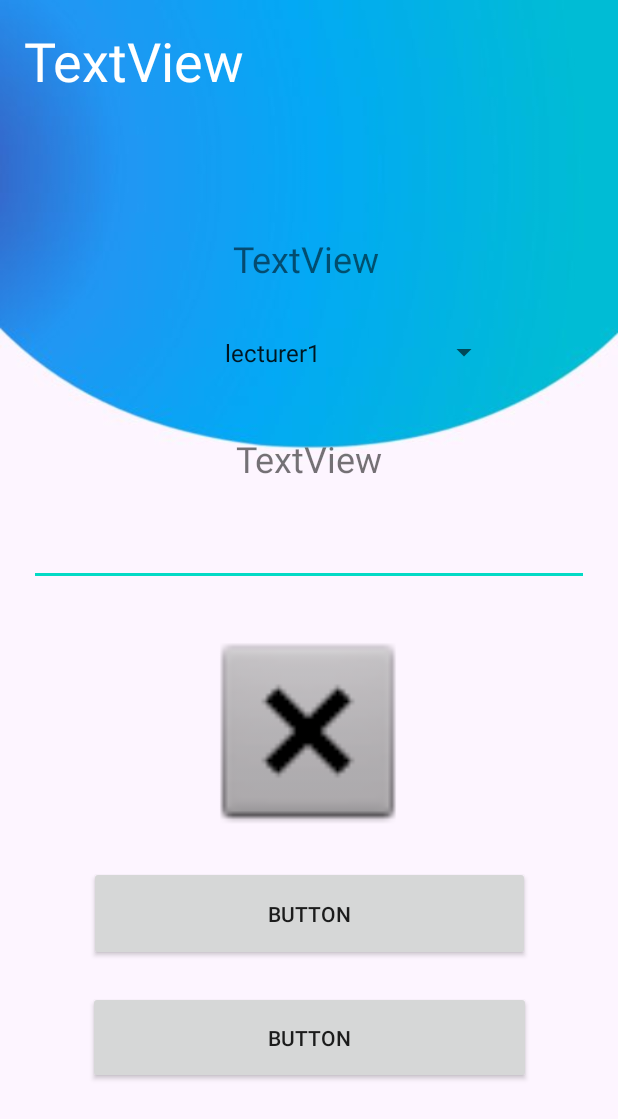
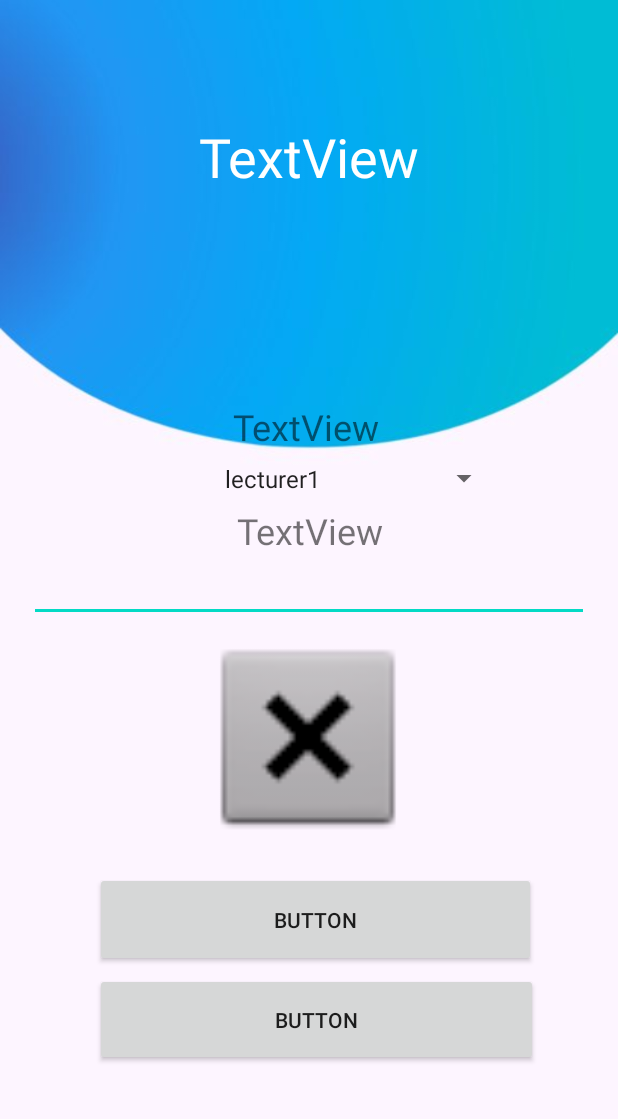
Before and after one commit to drex7001/MAD_app, an Android app: the layout activity_contact__lecturer__interface__raz.xml on its own in the app's theme, with its tools: preview values and no code run, on a phone screen of 412 x 824 dp. Shown: the top 1119 px of the screen. Run offline under Robolectric (Android 15) with nearby library versions, the phone set to English and light mode, and no system bars.

Commit message:
Merge branch 'master' of C:\Users\user\AndroidStudioProjects\MAD_app with conflicts.

```diff
--- a/app/src/main/res/layout/activity_contact__lecturer__interface__raz.xml
+++ b/app/src/main/res/layout/activity_contact__lecturer__interface__raz.xml
@@ -11,21 +11,22 @@
         android:id="@+id/Contact_Lecturer_HeaderTV"
         android:layout_width="286dp"
         android:layout_height="126dp"
-        android:layout_marginStart="16dp"
         android:elevation="10dp"
         android:text="TextView"
+        android:textAlignment="center"
         android:textColor="#FFFFFF"
         android:textSize="36sp"
         app:layout_constraintBottom_toBottomOf="parent"
+        app:layout_constraintEnd_toEndOf="parent"
         app:layout_constraintStart_toStartOf="parent"
         app:layout_constraintTop_toTopOf="parent"
-        app:layout_constraintVertical_bias="0.023" />
+        app:layout_constraintVertical_bias="0.115" />
 
     <Spinner
         android:id="@+id/spinner1"
         android:layout_width="256dp"
         android:layout_height="21dp"
-        android:layout_marginTop="224dp"
+        android:layout_marginTop="308dp"
         android:entries="@array/lecturer_arrays"
         android:prompt="@string/lecturer_prompt"
         android:textAlignment="center"
@@ -39,7 +40,7 @@
         android:layout_width="339dp"
         android:layout_height="50dp"
         android:layout_marginStart="34dp"
-        android:layout_marginTop="156dp"
+        android:layout_marginTop="268dp"
         android:layout_marginEnd="38dp"
         android:text="TextView"
         android:textAlignment="center"
@@ -53,11 +54,12 @@
         android:id="@+id/message_promptTV"
         android:layout_width="287dp"
         android:layout_height="33dp"
-        android:layout_marginTop="44dp"
+        android:layout_marginTop="8dp"
         android:text="TextView"
         android:textAlignment="center"
         android:textSize="24sp"
         app:layout_constraintEnd_toEndOf="parent"
+        app:layout_constraintHorizontal_bias="0.508"
         app:layout_constraintStart_toStartOf="parent"
         app:layout_constraintTop_toBottomOf="@+id/spinner1" />
 
@@ -65,7 +67,7 @@
         android:id="@+id/editTextTextMultiLine2"
         android:layout_width="373dp"
         android:layout_height="36dp"
-        android:layout_marginTop="32dp"
+        android:layout_marginTop="8dp"
         android:ems="10"
         android:gravity="start|top"
         android:inputType="textMultiLine"
@@ -77,7 +79,7 @@
         android:id="@+id/imageView2"
         android:layout_width="184dp"
         android:layout_height="145dp"
-        android:layout_marginTop="24dp"
+        android:layout_marginTop="4dp"
         app:layout_constraintEnd_toEndOf="parent"
         app:layout_constraintHorizontal_bias="0.497"
         app:layout_constraintStart_toStartOf="parent"
@@ -91,7 +93,7 @@
         android:layout_marginTop="17dp"
         android:text="Button"
         app:layout_constraintEnd_toEndOf="parent"
-        app:layout_constraintHorizontal_bias="0.504"
+        app:layout_constraintHorizontal_bias="0.538"
         app:layout_constraintStart_toStartOf="parent"
         app:layout_constraintTop_toBottomOf="@+id/imageView2" />
 
@@ -99,9 +101,10 @@
         android:id="@+id/Contact_Lecturer_btn2TV"
         android:layout_width="295dp"
         android:layout_height="62dp"
-        android:layout_marginTop="20dp"
+        android:layout_marginTop="4dp"
         android:text="Button"
         app:layout_constraintEnd_toEndOf="parent"
+        app:layout_constraintHorizontal_bias="0.543"
         app:layout_constraintStart_toStartOf="parent"
         app:layout_constraintTop_toBottomOf="@+id/Contact_Lecturer_btn1TV" />
 
--- a/app/src/main/res/values/strings.xml
+++ b/app/src/main/res/values/strings.xml
@@ -62,8 +62,8 @@
 
     //string resources for contact lecturer interface raz
     <string name="Contact_Lecturer_Header"> Contact Lecturer </string>
-        <string name="Contact_Lecturer_msg1"> Your message will be sent to </string>
-        <string name="lecturer_prompt">Choose a lecturer</string>
+    <string name="Contact_Lecturer_msg1"> Your message will be sent to: </string>
+    <string name="lecturer_prompt">Choose a lecturer:</string>
 
     <string-array name="lecturer_arrays">
         <item>lecturer1</item>
@@ -75,12 +75,11 @@
         <item>lecturer7</item>
         <item>lecturer8</item>
     </string-array>
-        <string name="message_prompt"> Enter Your Message Here </string>
+    <string name="message_prompt"> Enter Your Message Here: </string>
     <string name="Contact_Lecturer_btn1"> Add an Image </string>
     <string name="Contact_Lecturer_btn2"> Send </string>
 
     message_promptTV
-
 
 
     //String resources for myquizzes
```
Also changed, not shown: app/src/main/AndroidManifest.xml (+23 -9 lines), app/src/main/java/com/drex/dashboard/Mesages_Interface_Raz.java (added, +14 -0 lines), app/src/main/res/layout/activity_mesages__interface__raz.xml (added, +22 -0 lines). Lines whose indentation alone changed are shown as unchanged.
